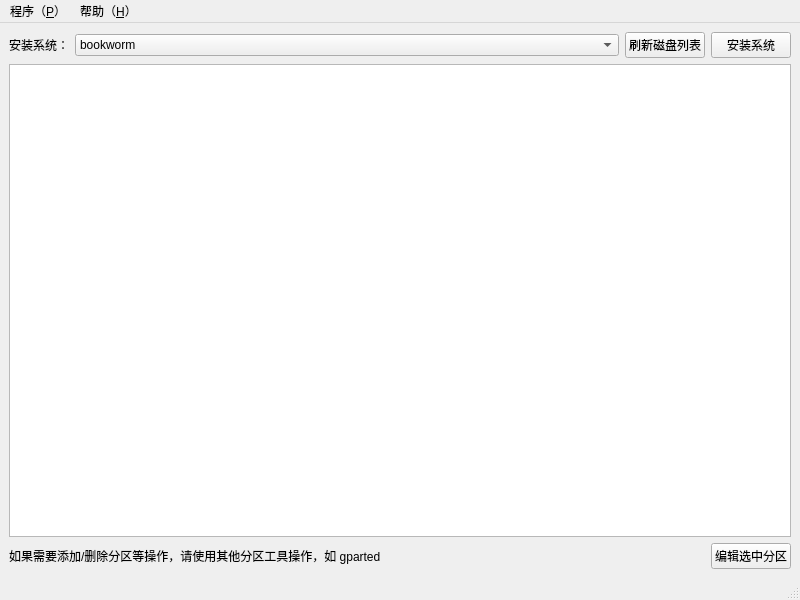
This is mainwindow.ui in gfdgd-xi/deepin-community-live-cd-online-installer as Qt 5 draws it before an edit. The edited form follows.
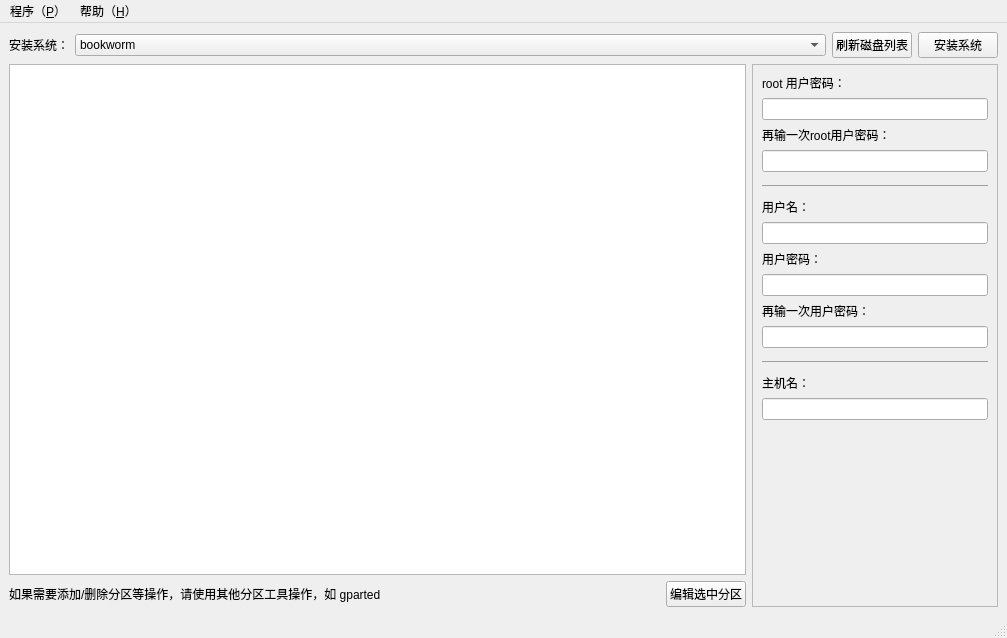
This is the edited form. Icons and pictures are not drawn.

Commit message: 设置图标+关于窗口+密码初步检测

The edit to the form file:
```diff
--- a/mainwindow.ui
+++ b/mainwindow.ui
@@ -6,8 +6,8 @@
    <rect>
     <x>0</x>
     <y>0</y>
-    <width>800</width>
-    <height>600</height>
+    <width>1007</width>
+    <height>638</height>
    </rect>
   </property>
   <property name="windowTitle">
@@ -82,6 +82,10 @@
       </item>
      </layout>
     </item>
+    <item>
+     <layout class="QHBoxLayout" name="horizontalLayout_2" stretch="3,1">
+      <item>
+       <layout class="QVBoxLayout" name="verticalLayout_3">
     <item>
      <widget class="QTableView" name="diskChooser"/>
     </item>
@@ -123,13 +127,139 @@
      </layout>
     </item>
    </layout>
+      </item>
+      <item>
+       <widget class="QFrame" name="userInformation">
+        <property name="toolTip">
+         <string/>
+        </property>
+        <property name="frameShape">
+         <enum>QFrame::StyledPanel</enum>
+        </property>
+        <property name="frameShadow">
+         <enum>QFrame::Raised</enum>
+        </property>
+        <layout class="QVBoxLayout" name="verticalLayout_4">
+         <item>
+          <widget class="QLabel" name="rootPasswordTips0">
+           <property name="text">
+            <string>root 用户密码：</string>
+           </property>
+          </widget>
+         </item>
+         <item>
+          <widget class="QLineEdit" name="rootPassword0">
+           <property name="echoMode">
+            <enum>QLineEdit::Password</enum>
+           </property>
+          </widget>
+         </item>
+         <item>
+          <widget class="QLabel" name="rootPasswordTips1">
+           <property name="text">
+            <string>再输一次root用户密码：</string>
+           </property>
+          </widget>
+         </item>
+         <item>
+          <widget class="QLineEdit" name="rootPassword1">
+           <property name="echoMode">
+            <enum>QLineEdit::Password</enum>
+           </property>
+          </widget>
+         </item>
+         <item>
+          <widget class="QLabel" name="label">
+           <property name="text">
+            <string>&lt;hr&gt;</string>
+           </property>
+          </widget>
+         </item>
+         <item>
+          <widget class="QLabel" name="userNameTips">
+           <property name="text">
+            <string>用户名：</string>
+           </property>
+          </widget>
+         </item>
+         <item>
+          <widget class="QLineEdit" name="userName">
+           <property name="echoMode">
+            <enum>QLineEdit::Normal</enum>
+           </property>
+          </widget>
+         </item>
+         <item>
+          <widget class="QLabel" name="userPasswordTips0">
+           <property name="text">
+            <string>用户密码：</string>
+           </property>
+          </widget>
+         </item>
+         <item>
+          <widget class="QLineEdit" name="userPassword0">
+           <property name="echoMode">
+            <enum>QLineEdit::Password</enum>
+           </property>
+          </widget>
+         </item>
+         <item>
+          <widget class="QLabel" name="userPasswordTips1">
+           <property name="text">
+            <string>再输一次用户密码：</string>
+           </property>
+          </widget>
+         </item>
+         <item>
+          <widget class="QLineEdit" name="userPassword1">
+           <property name="echoMode">
+            <enum>QLineEdit::Password</enum>
+           </property>
+          </widget>
+         </item>
+         <item>
+          <widget class="QLabel" name="label_2">
+           <property name="text">
+            <string>&lt;hr&gt;</string>
+           </property>
+          </widget>
+         </item>
+         <item>
+          <widget class="QLabel" name="hostNameTips">
+           <property name="text">
+            <string>主机名：</string>
+           </property>
+          </widget>
+         </item>
+         <item>
+          <widget class="QLineEdit" name="hostName"/>
+         </item>
+         <item>
+          <spacer name="verticalSpacer">
+           <property name="orientation">
+            <enum>Qt::Vertical</enum>
+           </property>
+           <property name="sizeHint" stdset="0">
+            <size>
+             <width>20</width>
+             <height>40</height>
+            </size>
+           </property>
+          </spacer>
+         </item>
+        </layout>
+       </widget>
+      </item>
+     </layout>
+    </item>
+   </layout>
   </widget>
   <widget class="QMenuBar" name="menubar">
    <property name="geometry">
     <rect>
      <x>0</x>
      <y>0</y>
-     <width>800</width>
+     <width>1007</width>
      <height>36</height>
     </rect>
    </property>
```
Left out of the diff: 34 changed lines with no effect on the pictures. Lines whose indentation alone changed are shown as unchanged. The commit also changes 8 other files.
